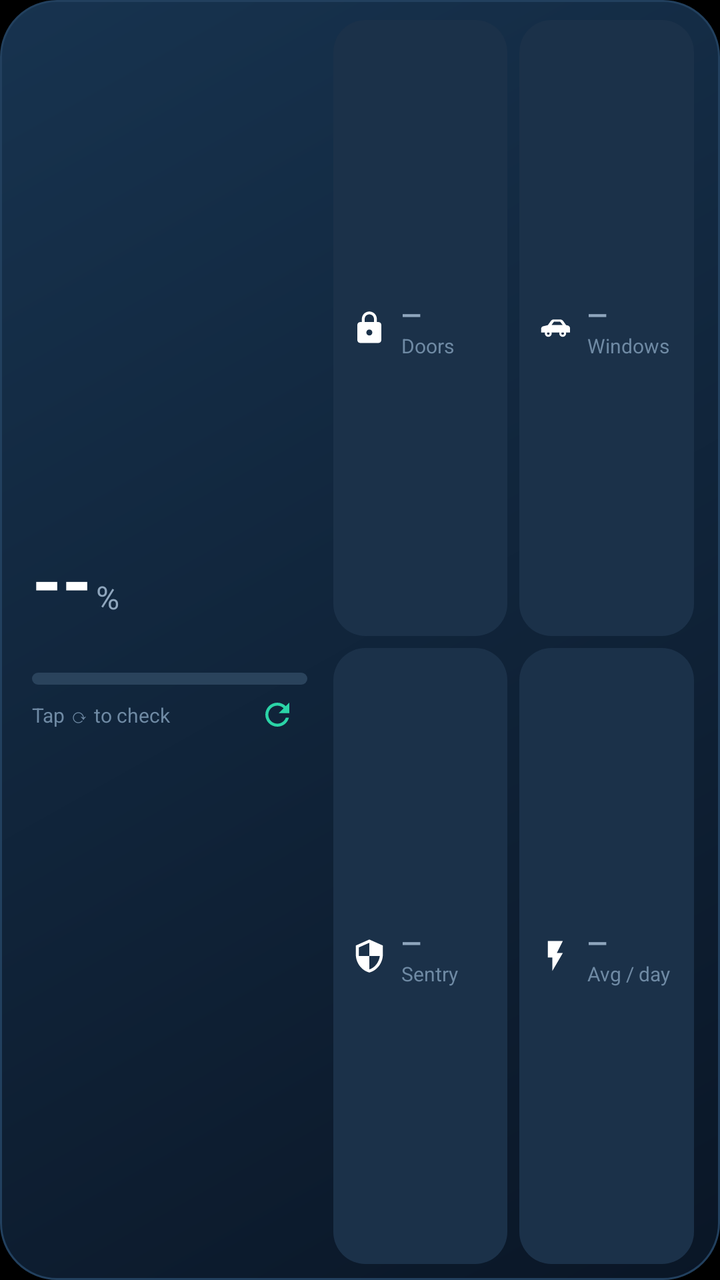
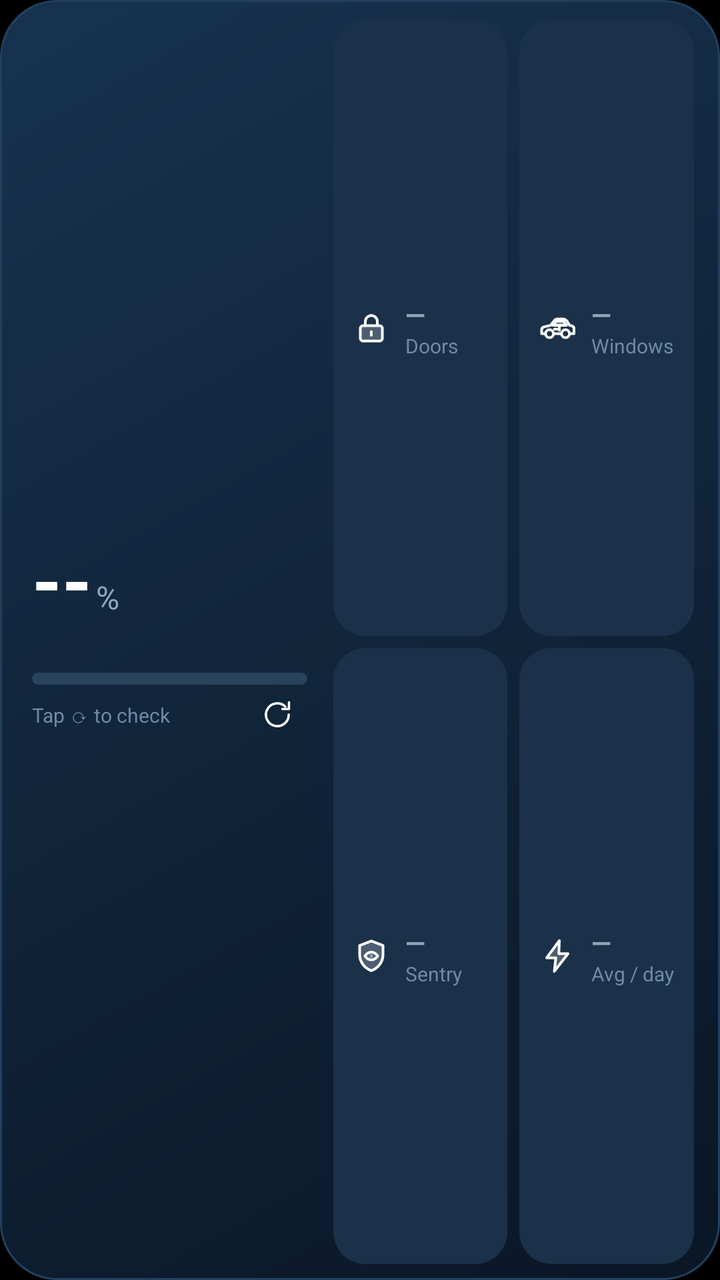

An Android layout rendered at two revisions. The XML below is the earlier revision; the diff shows what the commit changed to produce the second picture.
<!-- AndroidManifest.xml: application theme Theme.App -->
<!-- res/layout/widget.xml -->
<?xml version="1.0" encoding="utf-8"?>
<LinearLayout xmlns:android="http://schemas.android.com/apk/res/android"
    android:id="@+id/widget_root"
    android:layout_width="match_parent"
    android:layout_height="match_parent"
    android:background="@drawable/widget_bg"
    android:orientation="horizontal"
    android:paddingStart="16dp"
    android:paddingTop="10dp"
    android:paddingEnd="10dp"
    android:paddingBottom="8dp">

    
    <LinearLayout
        android:layout_width="0dp"
        android:layout_height="match_parent"
        android:layout_weight="1"
        android:gravity="center_vertical"
        android:orientation="vertical">

        <LinearLayout
            android:layout_width="wrap_content"
            android:layout_height="wrap_content"
            android:baselineAligned="true"
            android:orientation="horizontal">

            <TextView
                android:id="@+id/widget_soc"
                android:layout_width="wrap_content"
                android:layout_height="wrap_content"
                android:includeFontPadding="false"
                android:text="--"
                android:textColor="#FFFFFF"
                android:textSize="38sp"
                android:textStyle="bold" />

            <TextView
                android:layout_width="wrap_content"
                android:layout_height="wrap_content"
                android:layout_marginStart="2dp"
                android:text="%"
                android:textColor="#8FA6BD"
                android:textSize="16sp" />
        </LinearLayout>

        <TextView
            android:id="@+id/widget_range"
            android:layout_width="wrap_content"
            android:layout_height="wrap_content"
            android:maxLines="1"
            android:textColor="#8FA6BD"
            android:textSize="12sp" />

        <ProgressBar
            android:id="@+id/widget_bar"
            style="?android:attr/progressBarStyleHorizontal"
            android:layout_width="match_parent"
            android:layout_height="6dp"
            android:layout_marginTop="6dp"
            android:max="100"
            android:progress="0"
            android:progressDrawable="@drawable/widget_bar" />

        <LinearLayout
            android:layout_width="match_parent"
            android:layout_height="wrap_content"
            android:gravity="center_vertical"
            android:orientation="horizontal">

            <TextView
                android:id="@+id/widget_sub"
                android:layout_width="0dp"
                android:layout_height="wrap_content"
                android:layout_weight="1"
                android:maxLines="1"
                android:text="Tap ⟳ to check"
                android:textColor="#6F8AA4"
                android:textSize="10sp" />

            <ImageView
                android:id="@+id/widget_refresh"
                android:layout_width="30dp"
                android:layout_height="30dp"
                android:contentDescription="@string/widget_refresh"
                android:padding="6dp"
                android:src="@drawable/ic_refresh" />
        </LinearLayout>
    </LinearLayout>

    
    <LinearLayout
        android:layout_width="0dp"
        android:layout_height="match_parent"
        android:layout_marginStart="10dp"
        android:layout_weight="1.35"
        android:orientation="vertical">

        <LinearLayout
            android:layout_width="match_parent"
            android:layout_height="0dp"
            android:layout_marginBottom="3dp"
            android:layout_weight="1"
            android:orientation="horizontal">
            <LinearLayout
                android:layout_width="0dp"
                android:layout_height="match_parent"
                android:layout_marginStart="3dp"
                android:layout_marginEnd="3dp"
                android:layout_weight="1"
                android:background="@drawable/widget_chip"
                android:gravity="center_vertical"
                android:orientation="horizontal"
                android:paddingStart="9dp"
                android:paddingEnd="6dp">

                <ImageView
                    android:id="@+id/chip_lock_icon"
                    android:layout_width="18dp"
                    android:layout_height="18dp"
                    android:importantForAccessibility="no"
                    android:src="@drawable/ic_lock" />

                <LinearLayout
                    android:layout_width="0dp"
                    android:layout_height="wrap_content"
                    android:layout_marginStart="7dp"
                    android:layout_weight="1"
                    android:orientation="vertical">

                    <TextView
                        android:id="@+id/chip_lock_val"
                        android:layout_width="wrap_content"
                        android:layout_height="wrap_content"
                        android:maxLines="1"
                        android:text="—"
                        android:textColor="#8FA6BD"
                        android:textSize="13sp"
                        android:textStyle="bold" />

                    <TextView
                        android:layout_width="wrap_content"
                        android:layout_height="wrap_content"
                        android:maxLines="1"
                        android:text="Doors"
                        android:textColor="#6F8AA4"
                        android:textSize="10sp" />
                </LinearLayout>
            </LinearLayout>
            <LinearLayout
                android:layout_width="0dp"
                android:layout_height="match_parent"
                android:layout_marginStart="3dp"
                android:layout_marginEnd="3dp"
                android:layout_weight="1"
                android:background="@drawable/widget_chip"
                android:gravity="center_vertical"
                android:orientation="horizontal"
                android:paddingStart="9dp"
                android:paddingEnd="6dp">

                <ImageView
                    android:id="@+id/chip_win_icon"
                    android:layout_width="18dp"
                    android:layout_height="18dp"
                    android:importantForAccessibility="no"
                    android:src="@drawable/ic_window" />

                <LinearLayout
                    android:layout_width="0dp"
                    android:layout_height="wrap_content"
                    android:layout_marginStart="7dp"
                    android:layout_weight="1"
                    android:orientation="vertical">

                    <TextView
                        android:id="@+id/chip_win_val"
                        android:layout_width="wrap_content"
                        android:layout_height="wrap_content"
                        android:maxLines="1"
                        android:text="—"
                        android:textColor="#8FA6BD"
                        android:textSize="13sp"
                        android:textStyle="bold" />

                    <TextView
                        android:layout_width="wrap_content"
                        android:layout_height="wrap_content"
                        android:maxLines="1"
                        android:text="Windows"
                        android:textColor="#6F8AA4"
                        android:textSize="10sp" />
                </LinearLayout>
            </LinearLayout>
        </LinearLayout>

        <LinearLayout
            android:layout_width="match_parent"
            android:layout_height="0dp"
            android:layout_marginTop="3dp"
            android:layout_weight="1"
            android:orientation="horizontal">
            <LinearLayout
                android:layout_width="0dp"
                android:layout_height="match_parent"
                android:layout_marginStart="3dp"
                android:layout_marginEnd="3dp"
                android:layout_weight="1"
                android:background="@drawable/widget_chip"
                android:gravity="center_vertical"
                android:orientation="horizontal"
                android:paddingStart="9dp"
                android:paddingEnd="6dp">

                <ImageView
                    android:id="@+id/chip_sen_icon"
                    android:layout_width="18dp"
                    android:layout_height="18dp"
                    android:importantForAccessibility="no"
                    android:src="@drawable/ic_shield" />

                <LinearLayout
                    android:layout_width="0dp"
                    android:layout_height="wrap_content"
                    android:layout_marginStart="7dp"
                    android:layout_weight="1"
                    android:orientation="vertical">

                    <TextView
                        android:id="@+id/chip_sen_val"
                        android:layout_width="wrap_content"
                        android:layout_height="wrap_content"
                        android:maxLines="1"
                        android:text="—"
                        android:textColor="#8FA6BD"
                        android:textSize="13sp"
                        android:textStyle="bold" />

                    <TextView
                        android:layout_width="wrap_content"
                        android:layout_height="wrap_content"
                        android:maxLines="1"
                        android:text="Sentry"
                        android:textColor="#6F8AA4"
                        android:textSize="10sp" />
                </LinearLayout>
            </LinearLayout>
            <LinearLayout
                android:layout_width="0dp"
                android:layout_height="match_parent"
                android:layout_marginStart="3dp"
                android:layout_marginEnd="3dp"
                android:layout_weight="1"
                android:background="@drawable/widget_chip"
                android:gravity="center_vertical"
                android:orientation="horizontal"
                android:paddingStart="9dp"
                android:paddingEnd="6dp">

                <ImageView
                    android:id="@+id/chip_avg_icon"
                    android:layout_width="18dp"
                    android:layout_height="18dp"
                    android:importantForAccessibility="no"
                    android:src="@drawable/ic_bolt" />

                <LinearLayout
                    android:layout_width="0dp"
                    android:layout_height="wrap_content"
                    android:layout_marginStart="7dp"
                    android:layout_weight="1"
                    android:orientation="vertical">

                    <TextView
                        android:id="@+id/chip_avg_val"
                        android:layout_width="wrap_content"
                        android:layout_height="wrap_content"
                        android:maxLines="1"
                        android:text="—"
                        android:textColor="#8FA6BD"
                        android:textSize="13sp"
                        android:textStyle="bold" />

                    <TextView
                        android:layout_width="wrap_content"
                        android:layout_height="wrap_content"
                        android:maxLines="1"
                        android:text="Avg / day"
                        android:textColor="#6F8AA4"
                        android:textSize="10sp" />
                </LinearLayout>
            </LinearLayout>
        </LinearLayout>
    </LinearLayout>
</LinearLayout>
<!-- resources referenced by this layout -->
<resources>
  <!-- drawable ic_bolt (drawable) -->
  <vector xmlns:android="http://schemas.android.com/apk/res/android"
      android:width="24dp" android:height="24dp" android:viewportWidth="24" android:viewportHeight="24">
      <path android:fillColor="#FFFFFF" android:pathData="M7,2v11h3v9l7,-12h-4l4,-8z"/>
  </vector>
  <!-- drawable ic_lock (drawable) -->
  <vector xmlns:android="http://schemas.android.com/apk/res/android"
      android:width="24dp" android:height="24dp" android:viewportWidth="24" android:viewportHeight="24">
      <path android:fillColor="#FFFFFF" android:pathData="M18,8h-1V6c0,-2.76 -2.24,-5 -5,-5S7,3.24 7,6v2H6c-1.1,0 -2,0.9 -2,2v10c0,1.1 0.9,2 2,2h12c1.1,0 2,-0.9 2,-2V10C20,8.9 19.1,8 18,8zM12,17c-1.1,0 -2,-0.9 -2,-2s0.9,-2 2,-2 2,0.9 2,2 -0.9,2 -2,2zM15.1,8H8.9V6c0,-1.71 1.39,-3.1 3.1,-3.1 1.71,0 3.1,1.39 3.1,3.1v2z"/>
  </vector>
  <!-- drawable ic_refresh (drawable) -->
  <vector xmlns:android="http://schemas.android.com/apk/res/android"
      android:width="24dp" android:height="24dp" android:viewportWidth="24" android:viewportHeight="24">
      <path android:fillColor="#2BD4A7" android:pathData="M17.65,6.35C16.2,4.9 14.21,4 12,4c-4.42,0 -7.99,3.58 -7.99,8s3.57,8 7.99,8c3.73,0 6.84,-2.55 7.73,-6h-2.08c-0.82,2.33 -3.04,4 -5.65,4 -3.31,0 -6,-2.69 -6,-6s2.69,-6 6,-6c1.66,0 3.14,0.69 4.22,1.78L13,11h7V4l-2.35,2.35z"/>
  </vector>
  <!-- drawable ic_shield (drawable) -->
  <vector xmlns:android="http://schemas.android.com/apk/res/android"
      android:width="24dp" android:height="24dp" android:viewportWidth="24" android:viewportHeight="24">
      <path android:fillColor="#FFFFFF" android:pathData="M12,1L3,5v6c0,5.55 3.84,10.74 9,12 5.16,-1.26 9,-6.45 9,-12V5l-9,-4zM12,11.99h7c-0.53,4.12 -3.28,7.79 -7,8.94V12H5V6.3l7,-3.11v8.8z"/>
  </vector>
  <!-- drawable ic_window (drawable) -->
  <vector xmlns:android="http://schemas.android.com/apk/res/android"
      android:width="24dp" android:height="24dp" android:viewportWidth="24" android:viewportHeight="24">
      <path android:fillColor="#FFFFFF" android:fillType="evenOdd"
          android:pathData="M2.5,15 V12.6 C2.5,11.7 3.1,11 4,10.8 L7,10.1 L9.1,7.2 C9.6,6.6 10.3,6.3 11,6.3 H15.2 C16,6.3 16.7,6.7 17.2,7.3 L19.2,10.1 L20.2,10.3 C21.1,10.5 21.8,11.2 21.8,12.2 V15 Z M9.5,10 L10.9,8 C11,7.9 11.1,7.8 11.3,7.8 H14.9 C15.1,7.8 15.3,7.9 15.4,8 L16.9,10 Z"/>
      <path android:fillColor="#FFFFFF" android:fillType="evenOdd"
          android:pathData="M5,15.6 a2.3,2.3 0 1,0 4.6,0 a2.3,2.3 0 1,0 -4.6,0 M6.4,15.6 a0.9,0.9 0 1,0 1.8,0 a0.9,0.9 0 1,0 -1.8,0"/>
      <path android:fillColor="#FFFFFF" android:fillType="evenOdd"
          android:pathData="M14.6,15.6 a2.3,2.3 0 1,0 4.6,0 a2.3,2.3 0 1,0 -4.6,0 M16,15.6 a0.9,0.9 0 1,0 1.8,0 a0.9,0.9 0 1,0 -1.8,0"/>
  </vector>
  <!-- unchanged entries left out for length: 5 -->
</resources>

<!-- the commit's change to res/layout/widget.xml (unified diff, before → after) -->
@@ -115,8 +115,8 @@
 
                 <ImageView
                     android:id="@+id/chip_lock_icon"
-                    android:layout_width="18dp"
-                    android:layout_height="18dp"
+                    android:layout_width="20dp"
+                    android:layout_height="20dp"
                     android:importantForAccessibility="no"
                     android:src="@drawable/ic_lock" />
 
@@ -160,8 +160,8 @@
 
                 <ImageView
                     android:id="@+id/chip_win_icon"
-                    android:layout_width="18dp"
-                    android:layout_height="18dp"
+                    android:layout_width="20dp"
+                    android:layout_height="20dp"
                     android:importantForAccessibility="no"
                     android:src="@drawable/ic_window" />
 
@@ -213,8 +213,8 @@
 
                 <ImageView
                     android:id="@+id/chip_sen_icon"
-                    android:layout_width="18dp"
-                    android:layout_height="18dp"
+                    android:layout_width="20dp"
+                    android:layout_height="20dp"
                     android:importantForAccessibility="no"
                     android:src="@drawable/ic_shield" />
 
@@ -258,8 +258,8 @@
 
                 <ImageView
                     android:id="@+id/chip_avg_icon"
-                    android:layout_width="18dp"
-                    android:layout_height="18dp"
+                    android:layout_width="20dp"
+                    android:layout_height="20dp"
                     android:importantForAccessibility="no"
                     android:src="@drawable/ic_bolt" />
 
<!-- resource entries referenced after the edit -->
@@ -3,32 +3,40 @@
   <!-- drawable ic_bolt (drawable) -->
   <vector xmlns:android="http://schemas.android.com/apk/res/android"
       android:width="24dp" android:height="24dp" android:viewportWidth="24" android:viewportHeight="24">
-      <path android:fillColor="#FFFFFF" android:pathData="M7,2v11h3v9l7,-12h-4l4,-8z"/>
+      <path android:fillColor="#FFFFFF" android:fillAlpha="0.22" android:pathData="M13.2,2.8 L5.6,13.1 H11.1 L10.2,21.2 L18.4,10.6 H12.9 Z"/>
+      <path android:strokeColor="#FFFFFF" android:strokeWidth="1.6" android:strokeLineCap="round" android:strokeLineJoin="round" android:pathData="M13.2,2.8 L5.6,13.1 H11.1 L10.2,21.2 L18.4,10.6 H12.9 Z"/>
   </vector>
   <!-- drawable ic_lock (drawable) -->
   <vector xmlns:android="http://schemas.android.com/apk/res/android"
       android:width="24dp" android:height="24dp" android:viewportWidth="24" android:viewportHeight="24">
-      <path android:fillColor="#FFFFFF" android:pathData="M18,8h-1V6c0,-2.76 -2.24,-5 -5,-5S7,3.24 7,6v2H6c-1.1,0 -2,0.9 -2,2v10c0,1.1 0.9,2 2,2h12c1.1,0 2,-0.9 2,-2V10C20,8.9 19.1,8 18,8zM12,17c-1.1,0 -2,-0.9 -2,-2s0.9,-2 2,-2 2,0.9 2,2 -0.9,2 -2,2zM15.1,8H8.9V6c0,-1.71 1.39,-3.1 3.1,-3.1 1.71,0 3.1,1.39 3.1,3.1v2z"/>
+      <path android:fillColor="#FFFFFF" android:fillAlpha="0.22" android:pathData="M7,10.6 H17 A1.6,1.6 0 0 1 18.6,12.2 V18.2 A1.6,1.6 0 0 1 17,19.8 H7 A1.6,1.6 0 0 1 5.4,18.2 V12.2 A1.6,1.6 0 0 1 7,10.6 Z"/>
+      <path android:strokeColor="#FFFFFF" android:strokeWidth="1.6" android:strokeLineCap="round" android:strokeLineJoin="round" android:pathData="M7,10.6 H17 A1.6,1.6 0 0 1 18.6,12.2 V18.2 A1.6,1.6 0 0 1 17,19.8 H7 A1.6,1.6 0 0 1 5.4,18.2 V12.2 A1.6,1.6 0 0 1 7,10.6 Z"/>
+      <path android:strokeColor="#FFFFFF" android:strokeWidth="1.6" android:strokeLineCap="round" android:strokeLineJoin="round" android:pathData="M8.4,10.6 V8.1 A3.6,3.6 0 0 1 15.6,8.1 V10.6"/>
+      <path android:strokeColor="#FFFFFF" android:strokeWidth="1.6" android:strokeLineCap="round" android:strokeLineJoin="round" android:pathData="M12,14.2 V16.4"/>
   </vector>
   <!-- drawable ic_refresh (drawable) -->
   <vector xmlns:android="http://schemas.android.com/apk/res/android"
       android:width="24dp" android:height="24dp" android:viewportWidth="24" android:viewportHeight="24">
-      <path android:fillColor="#2BD4A7" android:pathData="M17.65,6.35C16.2,4.9 14.21,4 12,4c-4.42,0 -7.99,3.58 -7.99,8s3.57,8 7.99,8c3.73,0 6.84,-2.55 7.73,-6h-2.08c-0.82,2.33 -3.04,4 -5.65,4 -3.31,0 -6,-2.69 -6,-6s2.69,-6 6,-6c1.66,0 3.14,0.69 4.22,1.78L13,11h7V4l-2.35,2.35z"/>
+      <path android:strokeColor="#FFFFFF" android:strokeWidth="1.6" android:strokeLineCap="round" android:strokeLineJoin="round" android:pathData="M19.6,12 A7.6,7.6 0 1,1 17.3,6.6"/>
+      <path android:strokeColor="#FFFFFF" android:strokeWidth="1.6" android:strokeLineCap="round" android:strokeLineJoin="round" android:pathData="M19.8,3.8 V8.2 H15.4"/>
   </vector>
   <!-- drawable ic_shield (drawable) -->
   <vector xmlns:android="http://schemas.android.com/apk/res/android"
       android:width="24dp" android:height="24dp" android:viewportWidth="24" android:viewportHeight="24">
-      <path android:fillColor="#FFFFFF" android:pathData="M12,1L3,5v6c0,5.55 3.84,10.74 9,12 5.16,-1.26 9,-6.45 9,-12V5l-9,-4zM12,11.99h7c-0.53,4.12 -3.28,7.79 -7,8.94V12H5V6.3l7,-3.11v8.8z"/>
+      <path android:fillColor="#FFFFFF" android:fillAlpha="0.22" android:pathData="M12,3 L19,5.7 V11.2 C19,15.6 16.1,19.3 12,20.8 C7.9,19.3 5,15.6 5,11.2 V5.7 Z"/>
+      <path android:strokeColor="#FFFFFF" android:strokeWidth="1.6" android:strokeLineCap="round" android:strokeLineJoin="round" android:pathData="M12,3 L19,5.7 V11.2 C19,15.6 16.1,19.3 12,20.8 C7.9,19.3 5,15.6 5,11.2 V5.7 Z"/>
+      <path android:strokeColor="#FFFFFF" android:strokeWidth="1.6" android:strokeLineCap="round" android:strokeLineJoin="round" android:pathData="M8.2,12 C9.2,10.5 10.5,9.7 12,9.7 C13.5,9.7 14.8,10.5 15.8,12 C14.8,13.5 13.5,14.3 12,14.3 C10.5,14.3 9.2,13.5 8.2,12 Z"/>
+      <path android:fillColor="#FFFFFF" android:fillAlpha="0.38" android:pathData="M12,10.9 A1.1,1.1 0 1,1 11.99,10.9 Z"/>
   </vector>
   <!-- drawable ic_window (drawable) -->
   <vector xmlns:android="http://schemas.android.com/apk/res/android"
       android:width="24dp" android:height="24dp" android:viewportWidth="24" android:viewportHeight="24">
-      <path android:fillColor="#FFFFFF" android:fillType="evenOdd"
-          android:pathData="M2.5,15 V12.6 C2.5,11.7 3.1,11 4,10.8 L7,10.1 L9.1,7.2 C9.6,6.6 10.3,6.3 11,6.3 H15.2 C16,6.3 16.7,6.7 17.2,7.3 L19.2,10.1 L20.2,10.3 C21.1,10.5 21.8,11.2 21.8,12.2 V15 Z M9.5,10 L10.9,8 C11,7.9 11.1,7.8 11.3,7.8 H14.9 C15.1,7.8 15.3,7.9 15.4,8 L16.9,10 Z"/>
-      <path android:fillColor="#FFFFFF" android:fillType="evenOdd"
-          android:pathData="M5,15.6 a2.3,2.3 0 1,0 4.6,0 a2.3,2.3 0 1,0 -4.6,0 M6.4,15.6 a0.9,0.9 0 1,0 1.8,0 a0.9,0.9 0 1,0 -1.8,0"/>
-      <path android:fillColor="#FFFFFF" android:fillType="evenOdd"
-          android:pathData="M14.6,15.6 a2.3,2.3 0 1,0 4.6,0 a2.3,2.3 0 1,0 -4.6,0 M16,15.6 a0.9,0.9 0 1,0 1.8,0 a0.9,0.9 0 1,0 -1.8,0"/>
+      <path android:strokeColor="#FFFFFF" android:strokeWidth="1.6" android:strokeLineCap="round" android:strokeLineJoin="round" android:pathData="M2.6,15.4 V13.1 C2.6,12.2 3.2,11.5 4.1,11.3 L8,10.4 L10.2,7.5 C10.7,6.9 11.4,6.6 12.2,6.6 H15.3 C16.3,6.6 17.2,7.1 17.8,7.9 L19.4,10.4 L20.7,10.7 C21.5,10.9 22,11.7 22,12.6 V15.4 H19.5 M14.5,15.4 H9.7 M4.9,15.4 H2.6"/>
+      <path android:strokeColor="#FFFFFF" android:strokeWidth="1.6" android:strokeLineCap="round" android:strokeLineJoin="round" android:pathData="M4.9,15.4 A2.4,2.4 0 1,1 9.7,15.4 A2.4,2.4 0 1,1 4.9,15.4 Z"/>
+      <path android:strokeColor="#FFFFFF" android:strokeWidth="1.6" android:strokeLineCap="round" android:strokeLineJoin="round" android:pathData="M14.5,15.4 A2.4,2.4 0 1,1 19.3,15.4 A2.4,2.4 0 1,1 14.5,15.4 Z"/>
+      <path android:fillColor="#FFFFFF" android:fillAlpha="0.38" android:pathData="M9.4,10.4 L11.2,8.1 C11.4,7.9 11.7,7.8 12,7.8 H14.9 C15.3,7.8 15.7,8 15.9,8.3 L17.5,10.4 Z"/>
+      <path android:strokeColor="#FFFFFF" android:strokeWidth="1.6" android:strokeLineCap="round" android:strokeLineJoin="round" android:pathData="M9.4,10.4 L11.2,8.1 C11.4,7.9 11.7,7.8 12,7.8 H14.9 C15.3,7.8 15.7,8 15.9,8.3 L17.5,10.4 Z"/>
+      <path android:strokeColor="#FFFFFF" android:strokeWidth="1.6" android:strokeLineCap="round" android:strokeLineJoin="round" android:pathData="M13.2,10.5 V13.4 M10.3,12.7 H11.7"/>
   </vector>
   <!-- unchanged entries left out for length: 5 -->
 </resources>
